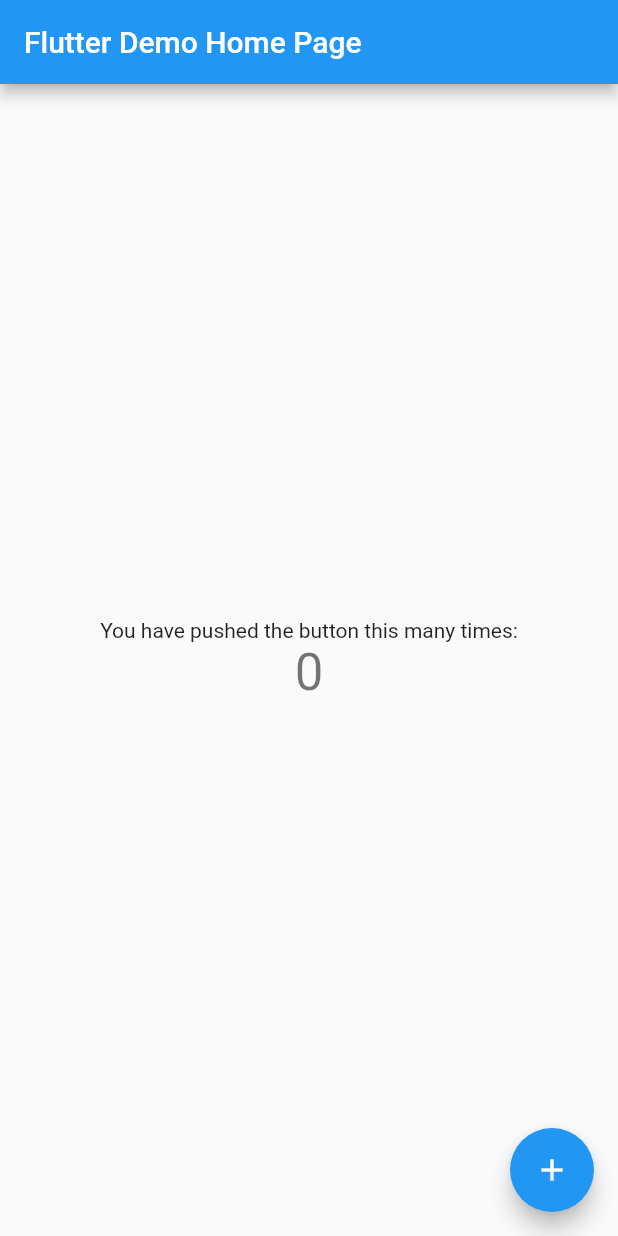
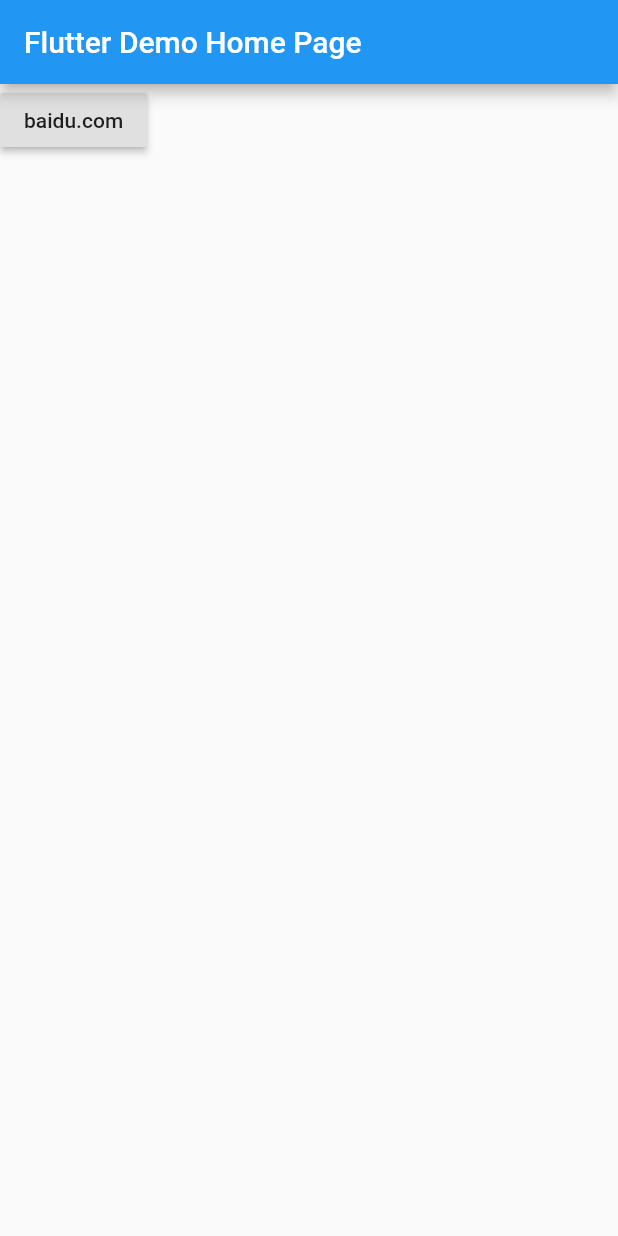
Before and after one commit to conghaonet/flutter_webview_demo, a Flutter app: the screen it shows after launch, on a phone screen of 412 x 824 dp. Run offline on Flutter 3.47's test engine with Material 2 defaults, Android fonts, the phone set to English and light mode, and no system bars; our stand-ins replace webview_flutter.

```diff
--- a/lib/main.dart
+++ b/lib/main.dart
@@ -1,23 +1,14 @@
 import 'package:flutter/material.dart';
+import 'package:flutterwebviewdemo/webview_page.dart';
 
 void main() => runApp(MyApp());
 
 class MyApp extends StatelessWidget {
-  // This widget is the root of your application.
   @override
   Widget build(BuildContext context) {
     return MaterialApp(
       title: 'Flutter Demo',
       theme: ThemeData(
-        // This is the theme of your application.
-        //
-        // Try running your application with "flutter run". You'll see the
-        // application has a blue toolbar. Then, without quitting the app, try
-        // changing the primarySwatch below to Colors.green and then invoke
-        // "hot reload" (press "r" in the console where you ran "flutter run",
-        // or simply save your changes to "hot reload" in a Flutter IDE).
-        // Notice that the counter didn't reset back to zero; the application
-        // is not restarted.
         primarySwatch: Colors.blue,
       ),
       home: MyHomePage(title: 'Flutter Demo Home Page'),
@@ -25,87 +16,31 @@ class MyApp extends StatelessWidget {
   }
 }
 
-class MyHomePage extends StatefulWidget {
+class MyHomePage extends StatelessWidget {
   MyHomePage({Key key, this.title}) : super(key: key);
-
-  // This widget is the home page of your application. It is stateful, meaning
-  // that it has a State object (defined below) that contains fields that affect
-  // how it looks.
-
-  // This class is the configuration for the state. It holds the values (in this
-  // case the title) provided by the parent (in this case the App widget) and
-  // used by the build method of the State. Fields in a Widget subclass are
-  // always marked "final".
-
   final String title;
 
   @override
-  _MyHomePageState createState() => _MyHomePageState();
-}
-
-class _MyHomePageState extends State<MyHomePage> {
-  int _counter = 0;
-
-  void _incrementCounter() {
-    setState(() {
-      // This call to setState tells the Flutter framework that something has
-      // changed in this State, which causes it to rerun the build method below
-      // so that the display can reflect the updated values. If we changed
-      // _counter without calling setState(), then the build method would not be
-      // called again, and so nothing would appear to happen.
-      _counter++;
-    });
-  }
-
-  @override
   Widget build(BuildContext context) {
-    // This method is rerun every time setState is called, for instance as done
-    // by the _incrementCounter method above.
-    //
-    // The Flutter framework has been optimized to make rerunning build methods
-    // fast, so that you can just rebuild anything that needs updating rather
-    // than having to individually change instances of widgets.
     return Scaffold(
       appBar: AppBar(
-        // Here we take the value from the MyHomePage object that was created by
-        // the App.build method, and use it to set our appbar title.
-        title: Text(widget.title),
+        title: Text(this.title),
       ),
-      body: Center(
-        // Center is a layout widget. It takes a single child and positions it
-        // in the middle of the parent.
+      body: Container(
         child: Column(
-          // Column is also a layout widget. It takes a list of children and
-          // arranges them vertically. By default, it sizes itself to fit its
-          // children horizontally, and tries to be as tall as its parent.
-          //
-          // Invoke "debug painting" (press "p" in the console, choose the
-          // "Toggle Debug Paint" action from the Flutter Inspector in Android
-          // Studio, or the "Toggle Debug Paint" command in Visual Studio Code)
-          // to see the wireframe for each widget.
-          //
-          // Column has various properties to control how it sizes itself and
-          // how it positions its children. Here we use mainAxisAlignment to
-          // center the children vertically; the main axis here is the vertical
-          // axis because Columns are vertical (the cross axis would be
-          // horizontal).
-          mainAxisAlignment: MainAxisAlignment.center,
           children: <Widget>[
-            Text(
-              'You have pushed the button this many times:',
-            ),
-            Text(
-              '$_counter',
-              style: Theme.of(context).textTheme.display1,
+            RaisedButton(
+              child: Text('baidu.com'),
+              onPressed: () {
+                Navigator.push(context, MaterialPageRoute(builder: (context) {
+                  return WebviewPage(url: 'https://baidu.com');
+                }));
+              },
             ),
           ],
         ),
       ),
-      floatingActionButton: FloatingActionButton(
-        onPressed: _incrementCounter,
-        tooltip: 'Increment',
-        child: Icon(Icons.add),
-      ), // This trailing comma makes auto-formatting nicer for build methods.
     );
   }
+
 }
```
Also changed, not shown: lib/webview_page.dart (added, +46 -0 lines), 1 other file.
